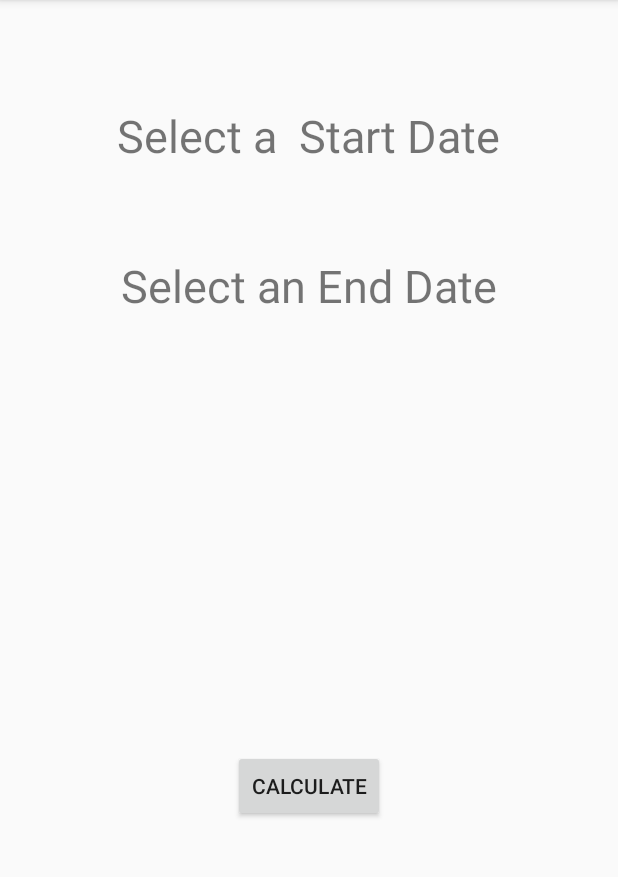
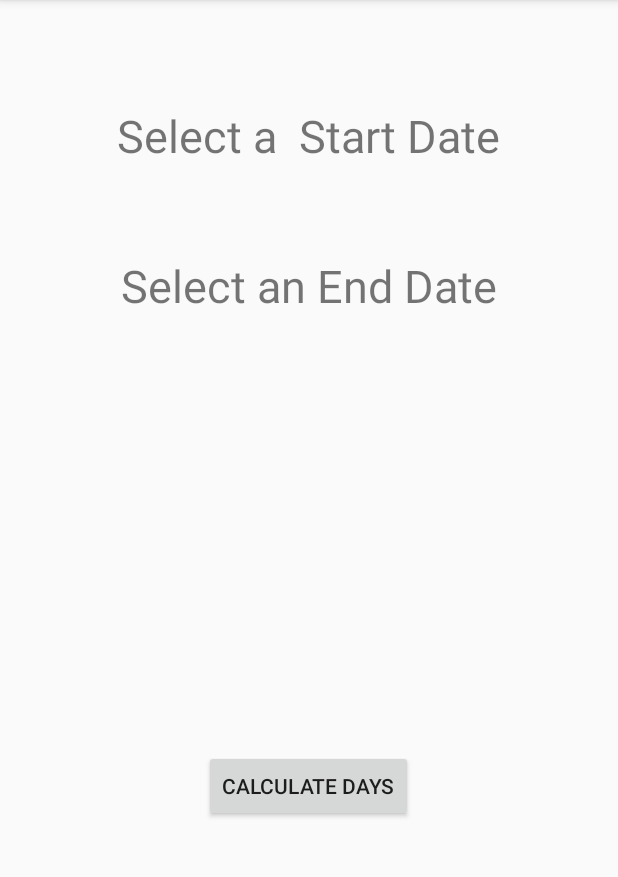
Before and after one commit to ipshitag/DateCalculator, an Android app: the screen it shows after launch (MainActivity), on a phone screen of 412 x 824 dp, the part 84-961 px from its top. Run offline under Robolectric (Android 15) with nearby library versions, the phone set to English and light mode, and no system bars.

Commit message:
Update activity_main.xml

```diff
--- a/app/src/main/res/layout/activity_main.xml
+++ b/app/src/main/res/layout/activity_main.xml
@@ -39,7 +39,7 @@
     <Button
         android:layout_width="wrap_content"
         android:layout_height="wrap_content"
-        android:text="Calculate"
+        android:text="Calculate Days"
         android:layout_centerHorizontal="true"
         android:id="@+id/button"
         android:onClick="calculate"
```
